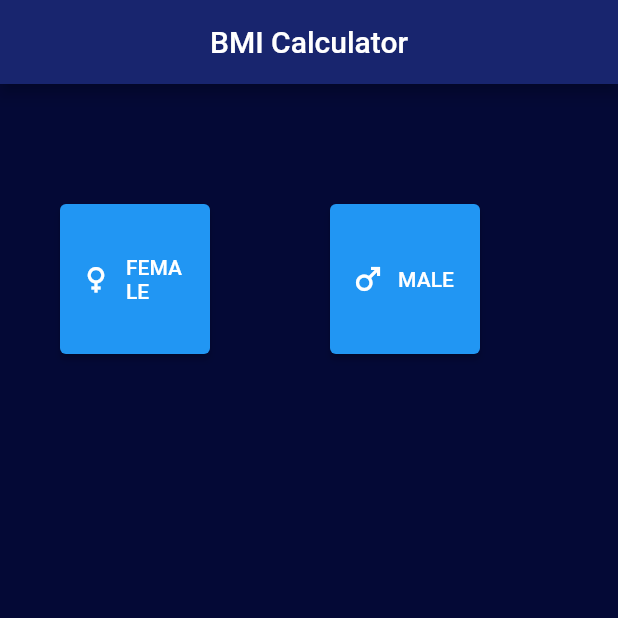
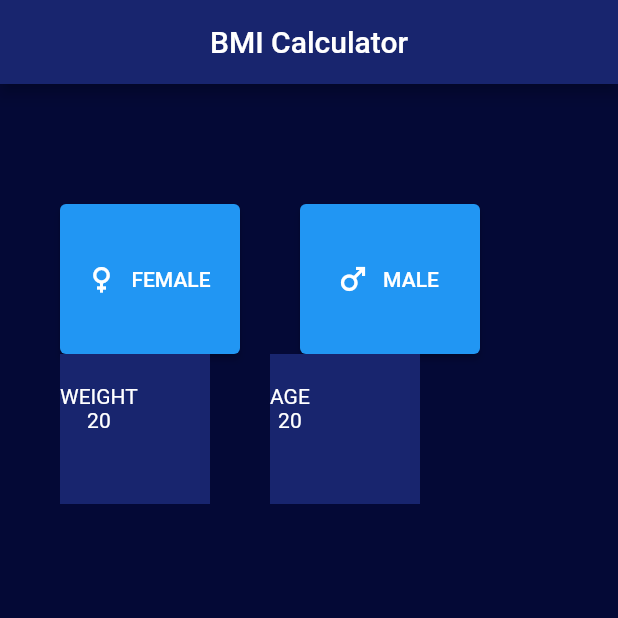
Before and after one commit to zeynepgokdogan/bmi_calculator, a Flutter app: the screen it shows after launch, after a tap on "FEMALE", on a phone screen of 412 x 824 dp, the top half of it. Run offline on Flutter 3.47's test engine with Material 2 defaults, Android fonts, the phone set to English and light mode, and no system bars.

Commit message:
roundıconbutton class added

```diff
--- a/lib/HomePage.dart
+++ b/lib/HomePage.dart
@@ -1,4 +1,6 @@
 import 'package:flutter/material.dart';
+
+import 'RoundIconButton.dart';
 
 enum Gender {
   male,
@@ -14,18 +16,23 @@ class HomePage extends StatefulWidget {
 
 class _HomePageState extends State<HomePage> {
   late Gender selectedGender;
+  int weight = 20;
+  int age = 20;
 
   @override
   Widget build(BuildContext context) {
     return Scaffold(
       backgroundColor: Color.fromARGB(255, 4, 9, 54),
+
       appBar: AppBar(
           centerTitle: true,
           title: Text(
             "BMI Calculator",
             style: TextStyle(color: Colors.white),
           ),
-          backgroundColor: Color.fromARGB(255, 24, 37, 110)),
+          backgroundColor: Color.fromARGB(255, 24, 37, 110),
+          ),
+
       body: Column(children: [
 
         Padding(padding: EdgeInsets.all(40)),
@@ -33,33 +40,87 @@ class _HomePageState extends State<HomePage> {
         Row(
           children: [
             Padding(padding: EdgeInsets.all(20)),
-            SizedBox(
+            Container(
               height: 100,
-              width: 100,
+              width: 120,
               child: ElevatedButton.icon(
-              onPressed: () {
-                setState(() {
-                  selectedGender = Gender.female;});
-              },
-              icon: Icon(Icons.female),
-              label: Text('FEMALE'),
+                onPressed: () {
+                  setState(() {
+                    selectedGender = Gender.female;
+                  });
+                },
+                icon: Icon(Icons.female),
+                label: Text('FEMALE'),
+                //style: ButtonStyle(backgroundColor: Color.fromARGB(255, 24, 37, 110),),
               ),
             ),
 
-            Padding(padding: EdgeInsets.all(40)),
+            Padding(padding: EdgeInsets.all(20)),
 
-            SizedBox(
+            Container(
               height: 100,
-              width: 100,
+              width: 120,
               child: ElevatedButton.icon(
                 onPressed: () {
                   setState(() {
-                  selectedGender = Gender.male;});
+                    selectedGender = Gender.male;
+                  });
                 },
                 icon: Icon(Icons.male),
                 label: Text('MALE'),
+                //style: ButtonStyle(backgroundColor: Color.fromARGB(255, 24, 37, 110),),
+
               ),
             ),
+          ],
+        ),
+
+
+
+
+        Row(
+          children: [
+            Padding(padding: EdgeInsets.all(20)),
+            Container(
+              width: 100,
+              height: 100,
+              color: Color.fromARGB(255, 24, 37, 110),
+              child:
+               Row(
+                 children: [
+                   Column(
+                      children: [
+                        Padding(padding: EdgeInsets.all(10)),
+                        Text('WEIGHT', style: TextStyle(color: Colors.white),),
+                        Text(weight.toString(), style: TextStyle(color: Colors.white),),
+
+                        ],
+                    ),
+                 ],
+               ),
+              ),
+
+              Padding(padding: EdgeInsets.all(20)),
+
+              Container(
+              width: 100,
+              height: 100,
+              color: Color.fromARGB(255, 24, 37, 110),
+              child:
+               Row(
+                 children: [
+                   Column(
+                      children: [
+                        Padding(padding: EdgeInsets.all(10)),
+                        Text('AGE', style: TextStyle(color: Colors.white),),
+                        Text(weight.toString(), style: TextStyle(color: Colors.white),),
+
+                        ],
+                    ),
+                 ],
+               ),
+              ),
+
           ],
         ),
 
--- /dev/null
+++ b/lib/RoundIconButton.dart
@@ -0,0 +1,23 @@
+import 'package:flutter/material.dart';
+
+class RoundIconButton extends StatelessWidget {
+  RoundIconButton({@required this.icon, @required this.onPressed});
+
+  final IconData icon;
+  final Function onPressed;
+
+  @override
+  Widget build(BuildContext context) {
+    return RawMaterialButton(
+      elevation: 0.0,
+      child: Icon(icon),
+      onPressed: onPressed,
+      constraints: BoxConstraints.tightFor(
+        width: 56.0,
+        height: 56.0,
+      ),
+      shape: CircleBorder(),
+      fillColor: Color(0xFF4C4F5E),
+    );
+  }
+}
```
